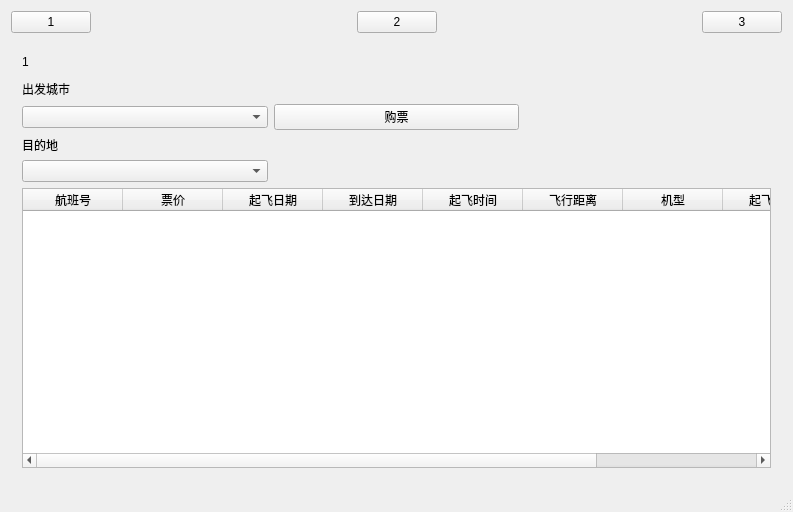
Qt form mainwindow.ui (yukib4haru/AirTicketCHD) before a commit.
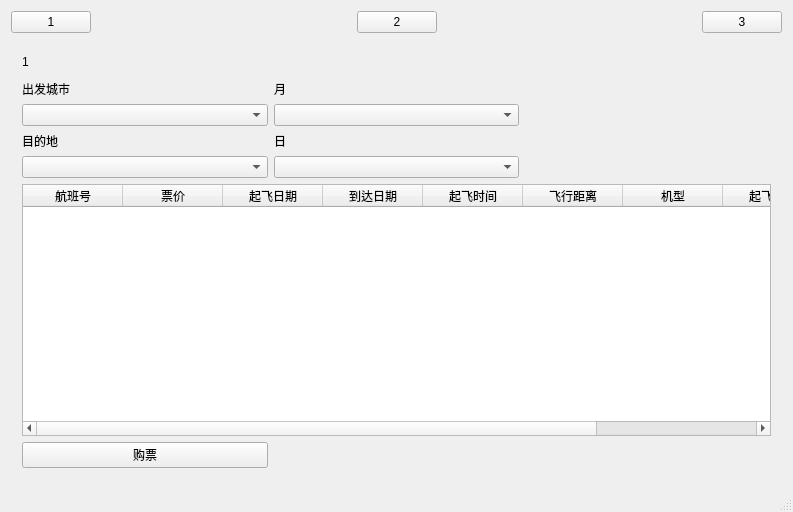
The same form after that commit.

```diff
--- a/mainwindow.ui
+++ b/mainwindow.ui
@@ -83,6 +83,12 @@
           </property>
          </widget>
         </item>
+        <item row="6" column="1">
+         <widget class="QComboBox" name="comboBox_3"/>
+        </item>
+        <item row="8" column="0">
+         <widget class="QComboBox" name="comboBox_2"/>
+        </item>
         <item row="12" column="0" colspan="3">
          <widget class="QTableWidget" name="looktable">
           <column>
@@ -132,9 +138,6 @@
           </column>
          </widget>
         </item>
-        <item row="8" column="0">
-         <widget class="QComboBox" name="comboBox_2"/>
-        </item>
         <item row="6" column="0">
          <widget class="QComboBox" name="comboBox"/>
         </item>
@@ -152,7 +155,24 @@
           </property>
          </widget>
         </item>
-        <item row="6" column="1">
+        <item row="7" column="1">
+         <widget class="QLabel" name="label_7">
+          <property name="text">
+           <string>日</string>
+          </property>
+         </widget>
+        </item>
+        <item row="5" column="1">
+         <widget class="QLabel" name="label_6">
+          <property name="text">
+           <string>月</string>
+          </property>
+         </widget>
+        </item>
+        <item row="8" column="1">
+         <widget class="QComboBox" name="comboBox_4"/>
+        </item>
+        <item row="13" column="0">
          <widget class="QPushButton" name="pushButton_4">
           <property name="text">
            <string>购票</string>
```
